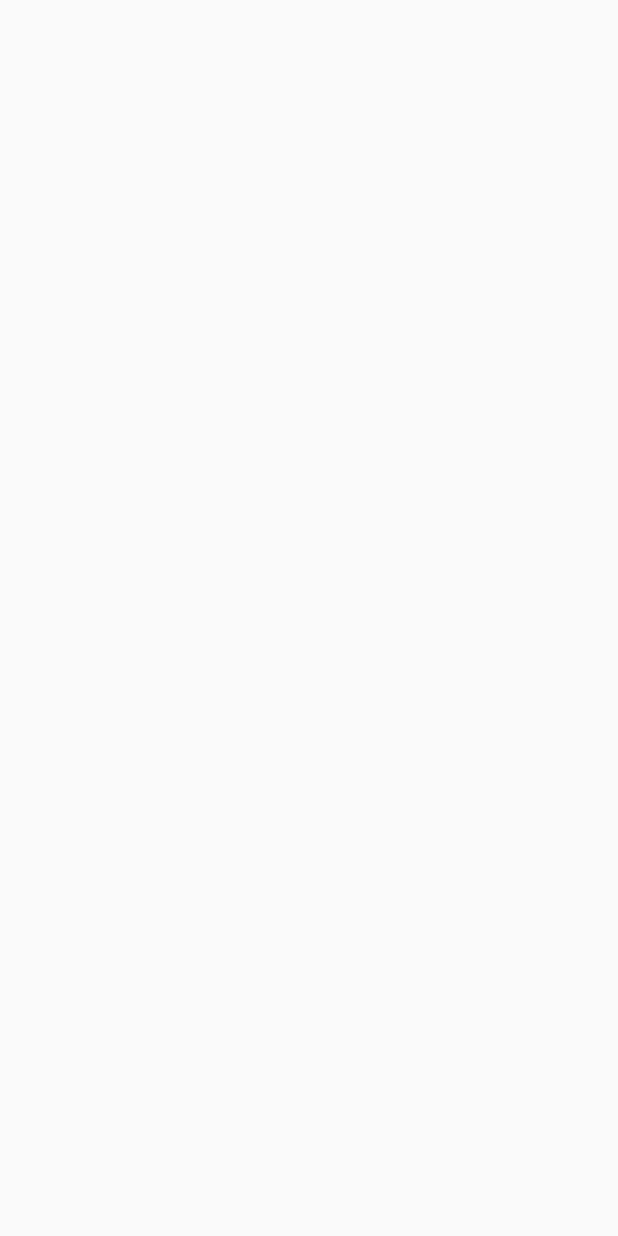
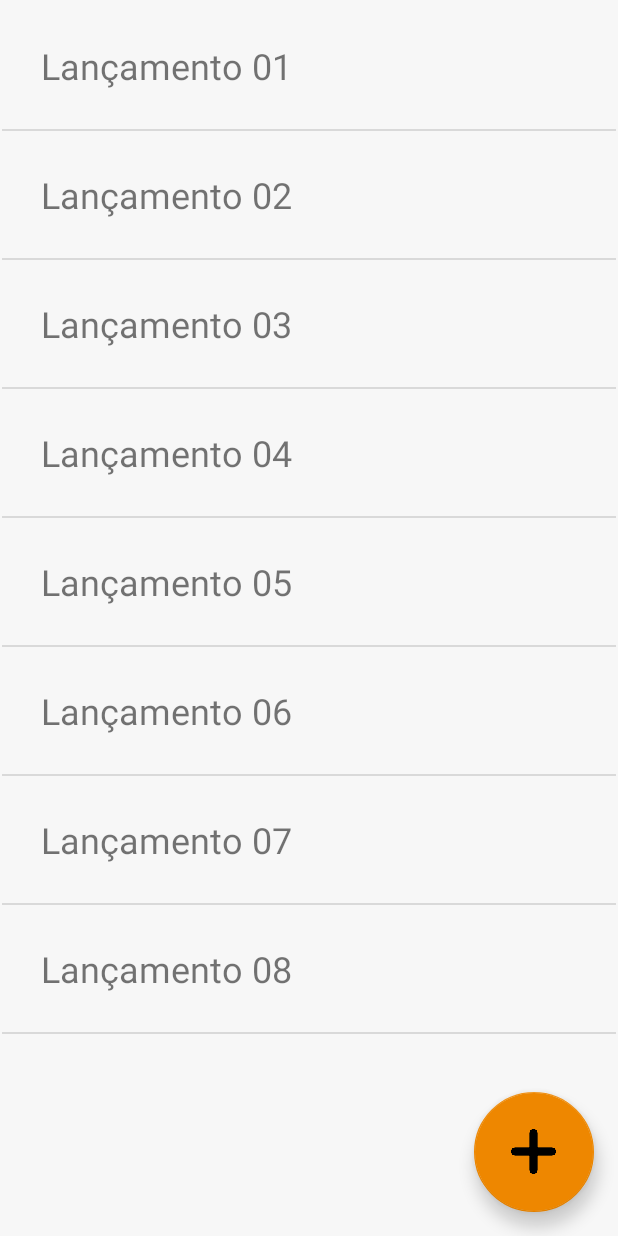
Before and after one commit to LydiaGarcia03/RocketComm, an Android app: the LaunchList screen opened directly, with no data from a screen before it, on a phone screen of 412 x 824 dp. Before the commit the screen is empty. Run offline under Robolectric (Android 15) with nearby library versions, the phone set to English and light mode, and no system bars.

Commit message:
LaunchList funcionando.

```diff
--- a/app/src/main/java/br/com/lauratobiasf/rocketcommversao2/Controller/Adapter/AdapterLaunch.java
+++ b/app/src/main/java/br/com/lauratobiasf/rocketcommversao2/Controller/Adapter/AdapterLaunch.java
@@ -32,7 +32,9 @@ public class AdapterLaunch extends RecyclerView.Adapter<AdapterLaunch.LaunchView
     public void onBindViewHolder(LaunchViewHolder holder, int position)
     {
         Launch launch = launchList.get(position);
-        holder.launchID.setText(launch.getId());
+        holder.launchID.setText(launch.getLaunch_name());
+
+        //        holder.rocket_name.setText(rocket.getRocket_name());
     }
 
     @Override
@@ -47,7 +49,7 @@ public class AdapterLaunch extends RecyclerView.Adapter<AdapterLaunch.LaunchView
         public LaunchViewHolder(View itemView) {
             super(itemView);
 
-            launchID = itemView.findViewById(R.id.textIDLaunch);
+            launchID = itemView.findViewById(R.id.textLaunchID);
         }
     }
 }
--- a/app/src/main/java/br/com/lauratobiasf/rocketcommversao2/Model/Launch.java
+++ b/app/src/main/java/br/com/lauratobiasf/rocketcommversao2/Model/Launch.java
@@ -4,6 +4,7 @@ public class Launch {
 
     int id;
     int fk_rocket_id;
+    String launch_name;
     String launch_datetime;
     float launch_site_lat;
     float launch_site_lon;
@@ -11,8 +12,8 @@ public class Launch {
     String recover_system;
     boolean altimeter;
 
-    public Launch(int id){
-        this.id = id;
+    public Launch(String name){
+        this.launch_name = name;
     }
 
     public Launch(int id, int fk_rocket_id, String launch_datetime, float launch_site_lat, float launch_site_lon, String motor_type, String recover_system, boolean altimeter) {
@@ -89,4 +90,12 @@ public class Launch {
     public void setAltimeter(boolean altimeter) {
         this.altimeter = altimeter;
     }
+
+    public String getLaunch_name() {
+        return launch_name;
+    }
+
+    public void setLaunch_name(String launch_name) {
+        this.launch_name = launch_name;
+    }
 }
--- a/app/src/main/java/br/com/lauratobiasf/rocketcommversao2/View/Home.java
+++ b/app/src/main/java/br/com/lauratobiasf/rocketcommversao2/View/Home.java
@@ -15,7 +15,7 @@ public class Home extends AppCompatActivity {
     @Override
     protected void onCreate(Bundle savedInstanceState) {
         super.onCreate(savedInstanceState);
-        setContentView(R.layout.activity_lauching);
+        setContentView(R.layout.activity_main);
     }
 
     public void redirectToRocket(View view){
--- a/app/src/main/java/br/com/lauratobiasf/rocketcommversao2/View/LaunchList.java
+++ b/app/src/main/java/br/com/lauratobiasf/rocketcommversao2/View/LaunchList.java
@@ -1,51 +1,63 @@
 package br.com.lauratobiasf.rocketcommversao2.View;
-
-import android.os.Bundle;
-import android.os.PersistableBundle;
-import android.widget.LinearLayout;
-
-import androidx.annotation.Nullable;
 import androidx.appcompat.app.AppCompatActivity;
 import androidx.recyclerview.widget.DividerItemDecoration;
 import androidx.recyclerview.widget.LinearLayoutManager;
 import androidx.recyclerview.widget.RecyclerView;
-
+import android.content.Intent;
+import android.os.Bundle;
+import android.view.View;
+import android.widget.LinearLayout;
 import java.util.ArrayList;
-
 import br.com.lauratobiasf.rocketcommversao2.Controller.Adapter.AdapterLaunch;
-import br.com.lauratobiasf.rocketcommversao2.DataAccessLayer.LaunchDAO;
 import br.com.lauratobiasf.rocketcommversao2.Model.Launch;
 import br.com.lauratobiasf.rocketcommversao2.R;
+import br.com.lauratobiasf.rocketcommversao2.DataAccessLayer.LaunchDAO;
 
 public class LaunchList extends AppCompatActivity
 {
-    private RecyclerView recyclerView;
+    private RecyclerView recycler;
     private ArrayList<Launch> launchList = new ArrayList<Launch>();
+    Intent intent;
 
     LaunchDAO _dal = new LaunchDAO();
 
+
     @Override
-    public void onCreate(@Nullable Bundle savedInstanceState, @Nullable PersistableBundle persistentState) {
-        super.onCreate(savedInstanceState, persistentState);
+    protected void onCreate(Bundle savedInstanceState) {
+        super.onCreate(savedInstanceState);
         setContentView(R.layout.activity_launch_list);
-        recyclerView = findViewById(R.id.launch_recycler);
+        recycler = findViewById(R.id.launch_recycler);
 
-        //Listagem de lançamentos
+        //Listagem de Lançamentos
 
-        //launchList = _dal
-        launchList.add(new Launch(1));
-        launchList.add(new Launch(2));
-        launchList.add(new Launch(3));
+        //launchList = _dal.getLaunches();
 
-        //Configurar Adpter
+        launchList.add(new Launch("Lançamento 01"));
+        launchList.add(new Launch("Lançamento 02"));
+        launchList.add(new Launch("Lançamento 03"));
+        launchList.add(new Launch("Lançamento 04"));
+        launchList.add(new Launch("Lançamento 05"));
+        launchList.add(new Launch("Lançamento 06"));
+        launchList.add(new Launch("Lançamento 07"));
+        launchList.add(new Launch("Lançamento 08"));
+
+        //Configurar Adapter
 
         AdapterLaunch adapterLaunch = new AdapterLaunch(launchList);
 
         //Configurar RecyclerView
+
         RecyclerView.LayoutManager layoutManager = new LinearLayoutManager(getApplicationContext());
-        recyclerView.setLayoutManager(layoutManager);
-        recyclerView.setHasFixedSize(true);
-        recyclerView.addItemDecoration(new DividerItemDecoration(this, LinearLayout.VERTICAL));
-        recyclerView.setAdapter(adapterLaunch);
+        recycler.setLayoutManager(layoutManager);
+        recycler.setHasFixedSize(true);
+        recycler.addItemDecoration(new DividerItemDecoration(this, LinearLayout.VERTICAL));
+        recycler.setAdapter(adapterLaunch);
+    }
+
+    public void redirectToLaunchRegister(View view) {
+
+        intent = new Intent(this, RocketRegister.class);
+        startActivity(intent);
+
     }
 }
--- a/app/src/main/java/br/com/lauratobiasf/rocketcommversao2/View/RocketList.java
+++ b/app/src/main/java/br/com/lauratobiasf/rocketcommversao2/View/RocketList.java
@@ -1,17 +1,13 @@
 package br.com.lauratobiasf.rocketcommversao2.View;
-
 import androidx.appcompat.app.AppCompatActivity;
 import androidx.recyclerview.widget.DividerItemDecoration;
 import androidx.recyclerview.widget.LinearLayoutManager;
 import androidx.recyclerview.widget.RecyclerView;
-
 import android.content.Intent;
 import android.os.Bundle;
 import android.view.View;
 import android.widget.LinearLayout;
-
 import java.util.ArrayList;
-
 import br.com.lauratobiasf.rocketcommversao2.Controller.Adapter.AdapterRocket;
 import br.com.lauratobiasf.rocketcommversao2.Model.Rocket;
 import br.com.lauratobiasf.rocketcommversao2.R;
--- a/app/src/main/res/layout/activity_launch_list.xml
+++ b/app/src/main/res/layout/activity_launch_list.xml
@@ -20,4 +20,25 @@
         app:layout_constraintStart_toStartOf="parent"
         app:layout_constraintTop_toTopOf="parent" />
 
+    <com.google.android.material.floatingactionbutton.FloatingActionButton
+        android:id="@+id/btnLaunchRegister"
+        android:layout_width="80dp"
+        android:layout_height="85dp"
+        android:layout_marginEnd="16dp"
+        android:layout_marginBottom="16dp"
+        android:clickable="true"
+        android:onClick="redirectToLaunchRegister"
+        android:padding="50dp"
+        android:paddingStart="50dp"
+        android:paddingLeft="50dp"
+        android:paddingTop="50dp"
+        android:paddingEnd="50dp"
+        android:paddingRight="50dp"
+        app:backgroundTint="#ee8700"
+        app:fabCustomSize="80dp"
+        app:fabSize="normal"
+        app:layout_constraintBottom_toBottomOf="parent"
+        app:layout_constraintEnd_toEndOf="parent"
+        app:maxImageSize="30dp"
+        app:srcCompat="@drawable/add" />
 </androidx.constraintlayout.widget.ConstraintLayout>
--- a/app/src/main/res/layout/adapter_launch_list.xml
+++ b/app/src/main/res/layout/adapter_launch_list.xml
@@ -1,13 +1,12 @@
 <?xml version="1.0" encoding="utf-8"?>
 <LinearLayout xmlns:android="http://schemas.android.com/apk/res/android"
-    android:id="@+id/LinearLayout"
     android:layout_width="match_parent"
     android:layout_height="wrap_content"
     android:layout_margin="16dp"
     android:orientation="vertical">
 
     <TextView
-        android:id="@+id/textIDLaunch"
+        android:id="@+id/textLaunchID"
         android:layout_width="match_parent"
         android:layout_height="wrap_content"
         android:layout_margin="10dp"
```
Also changed, not shown: app/src/main/res/drawable/border_button_grey.xml (+23 -1 lines).
